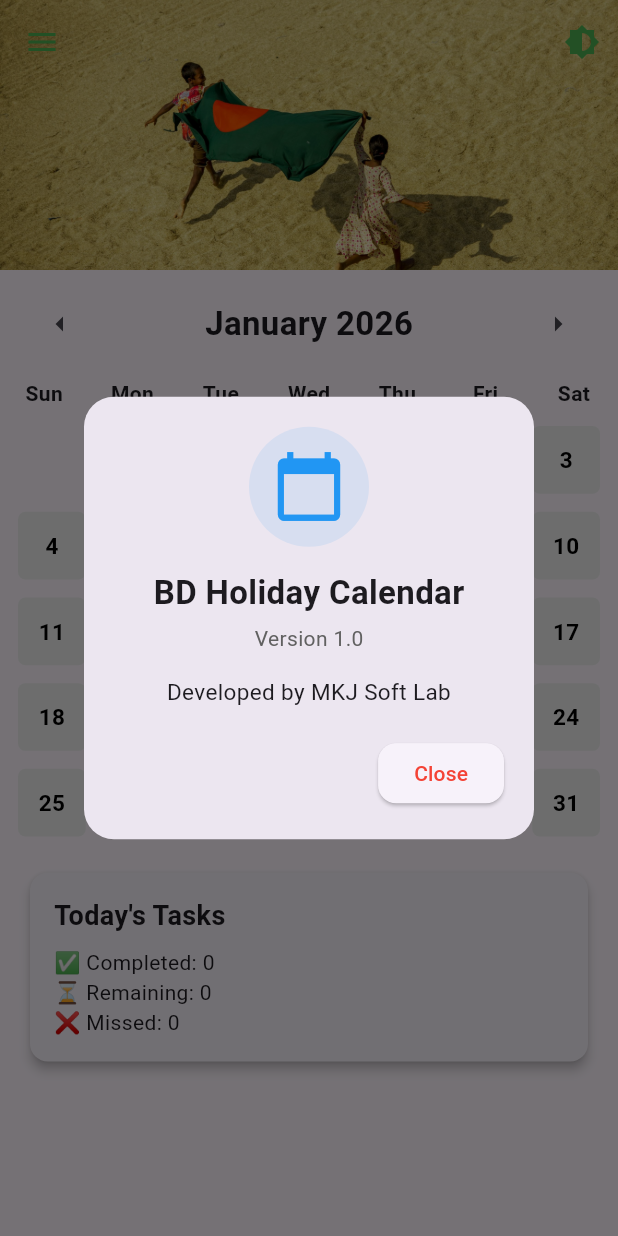
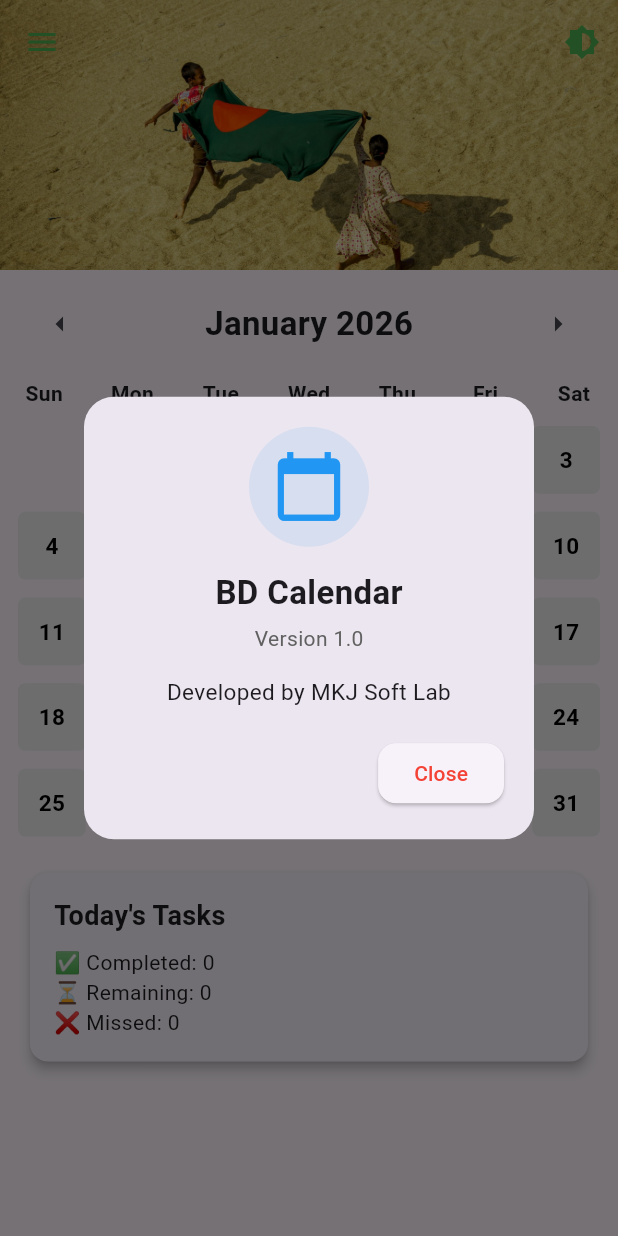
Before and after one commit to mahmud002/Bd_Calender, a Flutter app: the screen it shows after launch, in the side drawer, after a tap on "About", on a phone screen of 412 x 824 dp. Run offline on Flutter 3.47's test engine with Material 3 defaults, Android fonts, the phone set to English and light mode, and no system bars; our stand-ins replace cloud_firestore, firebase_core, hive, hive_flutter, shared_preferences; accounts and stored records are empty.

Commit message:
Work on Task Management

```diff
--- a/lib/screens/home_screen.dart
+++ b/lib/screens/home_screen.dart
@@ -141,7 +141,7 @@ class _CalendarScreenState extends State<CalendarScreen> {
 
                 // App Name
                 const Text(
-                  "BD Holiday Calendar",
+                  "BD Calendar",
                   style: TextStyle(fontSize: 22, fontWeight: FontWeight.bold),
                 ),
 
```
